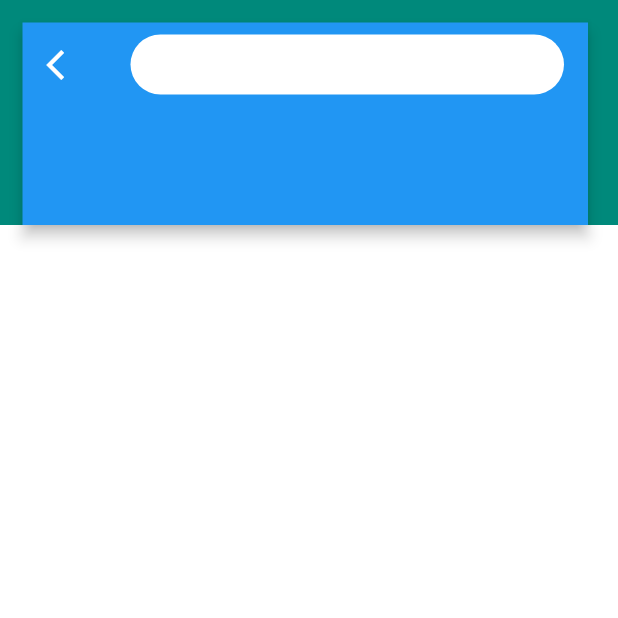
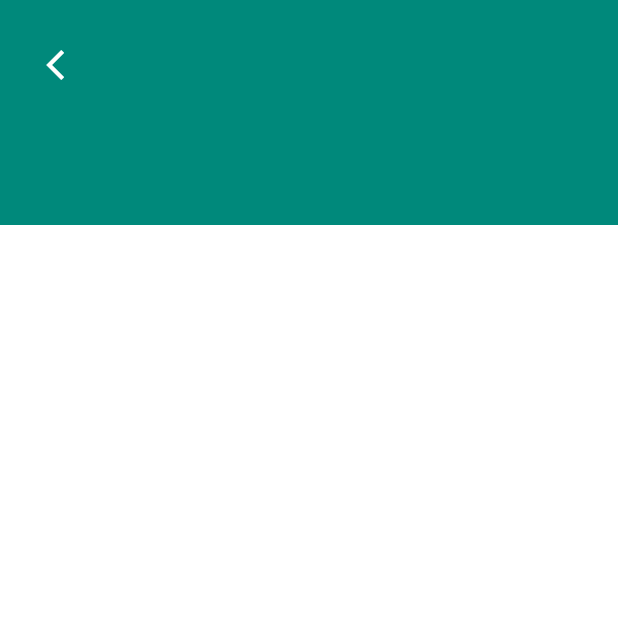
Before and after one commit to RifkiNoviandra/absen_app, a Flutter app: the RiwayatPage screen opened directly, on a phone screen of 412 x 824 dp, the top half of it. Run offline on Flutter 3.47's test engine with Material 2 defaults, Android fonts, the phone set to English and light mode, and no system bars.

Commit message:
update riwayat

```diff
--- a/lib/page/riwayat.dart
+++ b/lib/page/riwayat.dart
@@ -23,19 +23,8 @@ class _RiwayatPageState extends State<RiwayatPage> {
               onPressed: () => Navigator.pop(context, false),
               color: Colors.white,
             ),
-            title: Container(
-              padding: EdgeInsets.all(20),
-              width: double.infinity,
-              decoration: BoxDecoration(
-                color: Colors.white,
-                borderRadius: BorderRadius.only(
-                  topLeft: Radius.circular(30),
-                  topRight: Radius.circular(30),
-                  bottomLeft: Radius.circular(30),
-                  bottomRight: Radius.circular(30),
-                ),
-              ),
-            ),
+            elevation: 0,
+            backgroundColor: Colors.teal.shade600,
           ),
         ),
       ),
@@ -64,11 +53,8 @@ class BodyRiwayat extends StatelessWidget {
       padding: EdgeInsets.all(20),
       width: double.infinity,
       decoration: BoxDecoration(
-          color: Colors.white,
-          borderRadius: BorderRadius.only(
-            topLeft: Radius.circular(0),
-            topRight: Radius.circular(0),
-          )),
+        color: Colors.white,
+      ),
       child: SingleChildScrollView(
         child: Column(
           children: <Widget>[],
```
